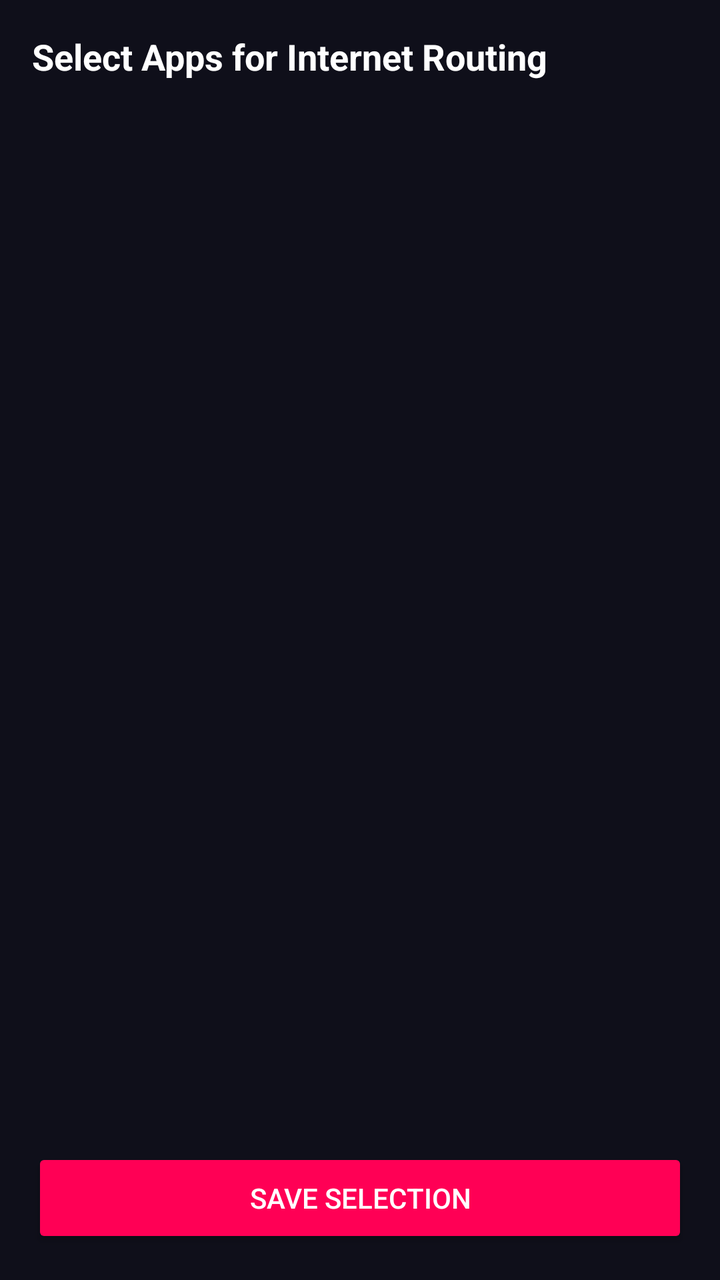
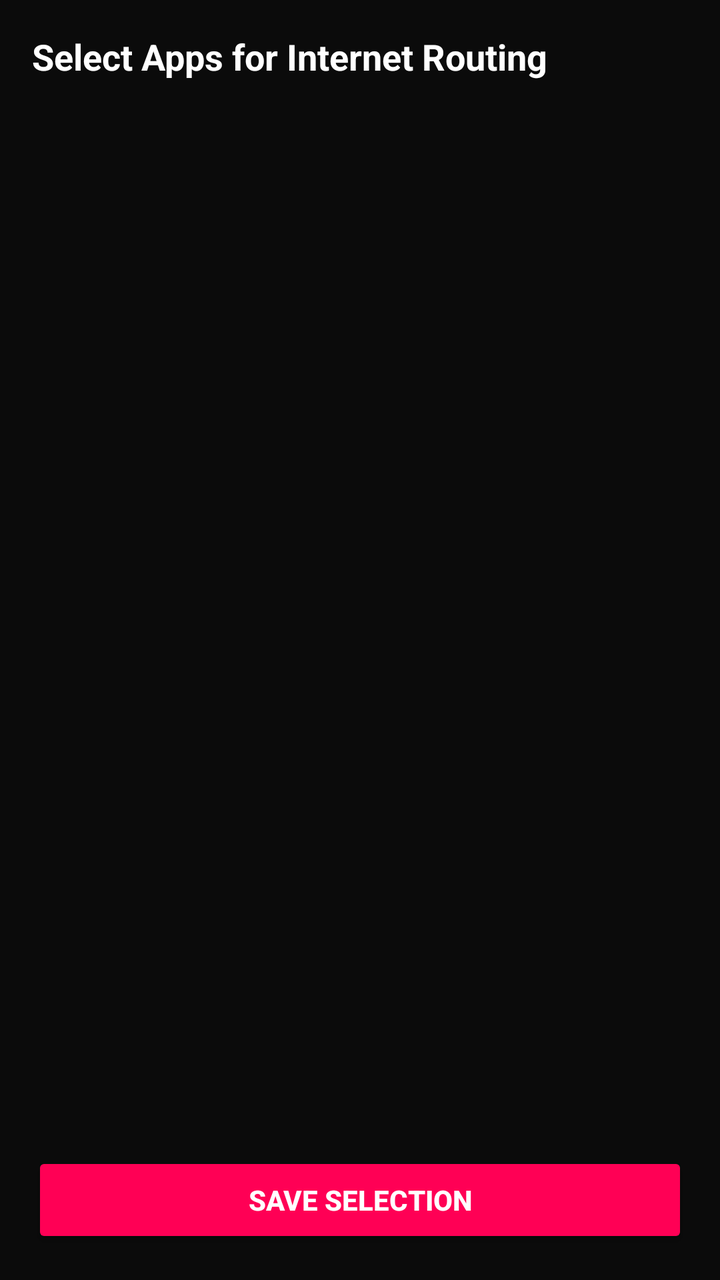

Compare the two renders of this Android layout. The source of the first and the diff that turns it into the second are given below.
<!-- AndroidManifest.xml: application theme Theme.AppCompat.DayNight.NoActionBar -->
<!-- res/layout/activity_app_list.xml -->
<?xml version="1.0" encoding="utf-8"?>
<LinearLayout xmlns:android="http://schemas.android.com/apk/res/android"
    android:layout_width="match_parent"
    android:layout_height="match_parent"
    android:orientation="vertical"
    android:background="@color/bg_black"
    android:padding="16dp">

    <TextView
        android:layout_width="wrap_content"
        android:layout_height="wrap_content"
        android:text="Select Apps for Internet Routing"
        android:textColor="@color/text_white"
        android:textSize="18sp"
        android:textStyle="bold"
        android:layout_marginBottom="16dp"/>

    <ListView
        android:id="@+id/listViewApps"
        android:layout_width="match_parent"
        android:layout_height="0dp"
        android:layout_weight="1"
        android:divider="#333333"
        android:dividerHeight="1dp"/>

    <Button
        android:id="@+id/btnSaveApps"
        android:layout_width="match_parent"
        android:layout_height="50dp"
        android:text="SAVE SELECTION"
        android:backgroundTint="@color/neon_red"
        android:textColor="@color/text_white"
        android:layout_marginTop="12dp"/>

</LinearLayout>
<!-- resources referenced by this layout -->
<resources>
  <color name="bg_black">#0F0F1A</color>
  <color name="neon_red">#FF0055</color>
  <color name="text_white">#FFFFFF</color>
</resources>

<!-- the commit's change to res/layout/activity_app_list.xml (unified diff, before → after) -->
@@ -2,34 +2,33 @@
 <LinearLayout xmlns:android="http://schemas.android.com/apk/res/android"
     android:layout_width="match_parent"
     android:layout_height="match_parent"
+    android:background="#0B0B0B"
     android:orientation="vertical"
-    android:background="@color/bg_black"
     android:padding="16dp">
 
     <TextView
         android:layout_width="wrap_content"
         android:layout_height="wrap_content"
         android:text="Select Apps for Internet Routing"
-        android:textColor="@color/text_white"
+        android:textColor="#FFFFFF"
         android:textSize="18sp"
         android:textStyle="bold"
-        android:layout_marginBottom="16dp"/>
+        android:layout_marginBottom="16dp" />
 
-    <ListView
-        android:id="@+id/listViewApps"
+    <androidx.recyclerview.widget.RecyclerView
+        android:id="@+id/rvApps"
         android:layout_width="match_parent"
         android:layout_height="0dp"
-        android:layout_weight="1"
-        android:divider="#333333"
-        android:dividerHeight="1dp"/>
+        android:layout_weight="1" />
 
     <Button
-        android:id="@+id/btnSaveApps"
+        android:id="@+id/btnSaveSelection"
         android:layout_width="match_parent"
-        android:layout_height="50dp"
+        android:layout_height="wrap_content"
+        android:layout_marginTop="16dp"
+        android:backgroundTint="#FF0055"
         android:text="SAVE SELECTION"
-        android:backgroundTint="@color/neon_red"
-        android:textColor="@color/text_white"
-        android:layout_marginTop="12dp"/>
+        android:textColor="#FFFFFF"
+        android:textStyle="bold" />
 
 </LinearLayout>
<!-- resource entries referenced after the edit -->
@@ -1,7 +1,5 @@
 <!-- resources referenced by this layout -->
 <resources>
-  <color name="bg_black">#0F0F1A</color>
-  <color name="neon_red">#FF0055</color>
-  <color name="text_white">#FFFFFF</color>
+
 </resources>
 
